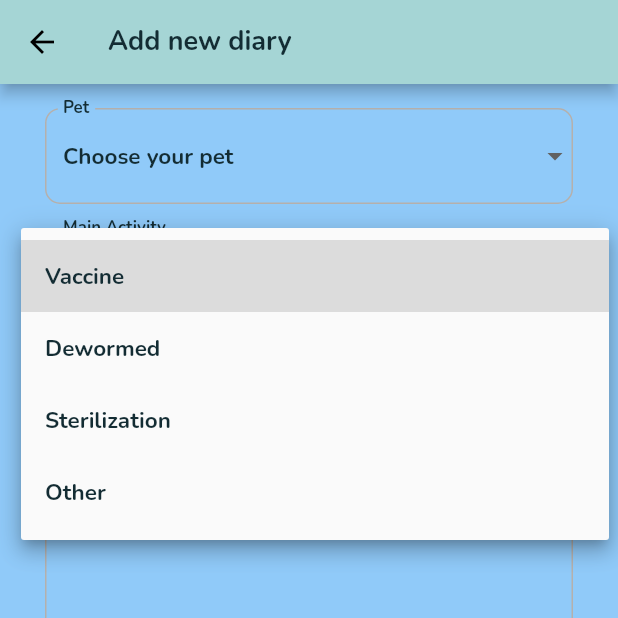
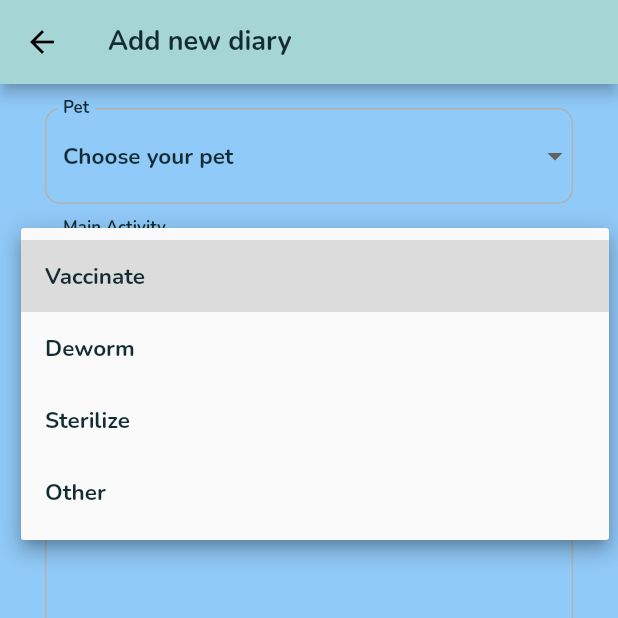
Before and after one commit to ageha-chou/pet-rescue, a Flutter app: the AddDiary screen opened directly, after a tap on "Choose activity", on a phone screen of 412 x 824 dp, the top half of it. Run offline on Flutter 3.47's test engine with Material 2 defaults, Android fonts, the phone set to English and light mode, and no system bars; our stand-ins replace animated_text_kit, flutter_dotenv, font_awesome_flutter, geocoding, geolocator, get and 4 more; missing offline and left inert: dropdown_below, flutter_polyline_points, images_picker; accounts and stored records are empty.

```diff
--- a/lib/modules/pet_diary/add_diary_screen.dart
+++ b/lib/modules/pet_diary/add_diary_screen.dart
@@ -116,16 +116,16 @@ class _MyState extends State<AddDiary> {
                 ),
                 items: [
                   DropdownMenuItem(
-                    child: Text("Vaccine"),
-                    value: "Vaccine",
+                    child: Text("Vaccinate"),
+                    value: "Vaccinate",
                   ),
                   DropdownMenuItem(
-                    child: Text("Dewormed"),
-                    value: "Dewormed",
+                    child: Text("Deworm"),
+                    value: "Deworm",
                   ),
                   DropdownMenuItem(
-                    child: Text("Sterilization"),
-                    value: "Sterilization",
+                    child: Text("Sterilize"),
+                    value: "Sterilize",
                   ),
                   DropdownMenuItem(
                     child: Text("Other"),
--- a/lib/modules/pet_diary/pet_diary_controller.dart
+++ b/lib/modules/pet_diary/pet_diary_controller.dart
@@ -28,7 +28,7 @@ class PetDiaryController extends GetxController {
           '-questions-nationalgeographic_1228126_4x3.jpg',
       name: 'Susu',
       updatedDate: '25/10/2021',
-      mainActivity: 'Vaccine',
+      mainActivity: 'Vaccinate',
       healthCondition: 'Vomiting',
       petDetails:
           '- Lorem ipsum dolor sit amet, consectetur adipiscing elit.\r\n'
@@ -49,7 +49,7 @@ class PetDiaryController extends GetxController {
       imageUrl: 'https://meowtel.com/img/assets/home/hero-image-cat-1.png',
       name: 'Tom',
       updatedDate: '24/10/2021',
-      mainActivity: 'Dewormed',
+      mainActivity: 'Deworm',
       healthCondition: 'Healthy',
       petDetails:
           'Nulla condimentum risus ut tempus tristique. Proin sed vulputate enim. '
@@ -73,7 +73,7 @@ class PetDiaryController extends GetxController {
           '-questions-nationalgeographic_1228126_4x3.jpg',
       name: 'Susu',
       updatedDate: '20/10/2021',
-      mainActivity: 'Sterilization',
+      mainActivity: 'Sterilize',
       healthCondition: 'Healthy',
       petDetails: 'Lorem ipsum dolor sit amet, consectetur adipiscing elit. '
           'Nullam sed lacus vel urna varius congue in eu nulla. Donec dui nulla, '
```
